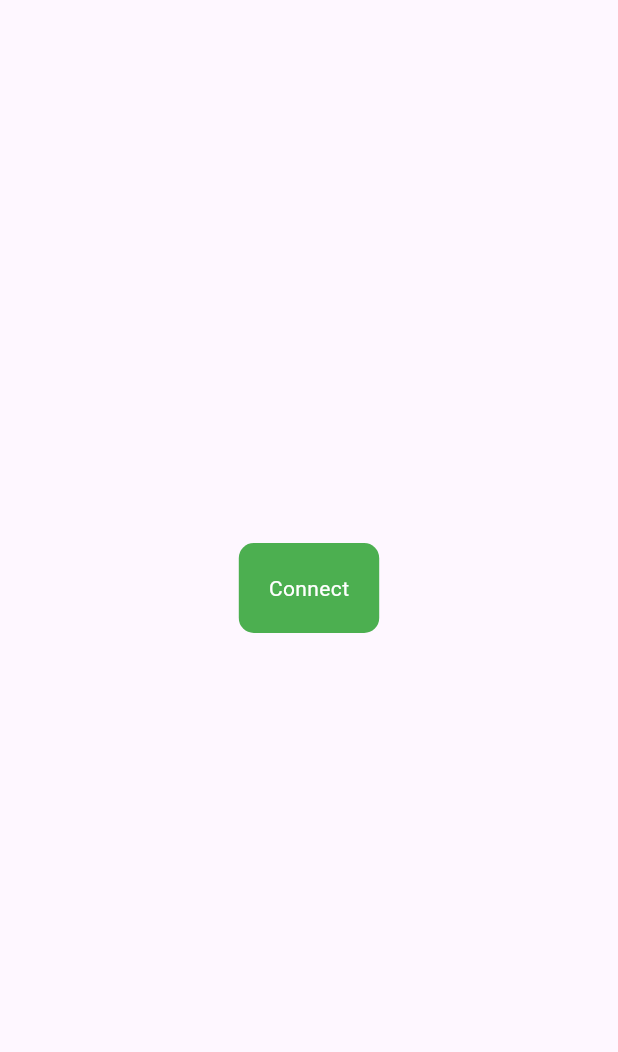
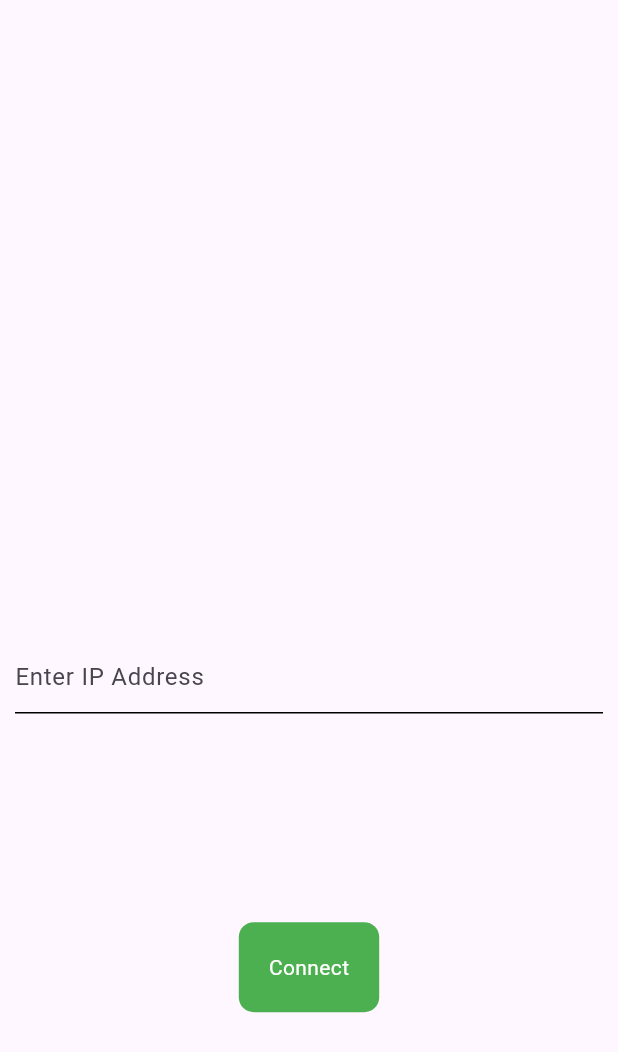
Before and after one commit to mohammedafreedps/Text-Transmitter, a Flutter app: the screen it shows after launch, on a phone screen of 412 x 824 dp. Shown: the top 1052 px of the screen. Run offline on Flutter 3.47's test engine with Material 3 defaults, Android fonts, the phone set to English and light mode, and no system bars; our stand-ins replace shared_preferences; missing offline and left inert: clipboard, clipboard_watcher, window_manager.

Commit message:
version one with logo and ui improvment android

```diff
--- /dev/null
+++ b/devtools_options.yaml
@@ -0,0 +1,3 @@
+description: This file stores settings for Dart & Flutter DevTools.
+documentation: https://docs.flutter.dev/tools/devtools/extensions#configure-extension-enablement-states
+extensions:
--- a/lib/screens/home_screen_android/home_screen_android.dart
+++ b/lib/screens/home_screen_android/home_screen_android.dart
@@ -1,8 +1,6 @@
 import 'package:flutter/material.dart';
 import 'package:provider/provider.dart';
-import 'package:texttransmitter/main.dart';
 import 'package:texttransmitter/providers/client_provider.dart';
-import 'package:texttransmitter/services/server.dart';
 import 'package:texttransmitter/widgets/app_button.dart';
 
 class HomwScreenAndroid extends StatelessWidget {
@@ -11,33 +9,80 @@ class HomwScreenAndroid extends StatelessWidget {
   @override
   Widget build(BuildContext context) {
     return Scaffold(
-      body: Center(
+      body: Padding(
+        padding: const EdgeInsets.all(10),
+        child: Center(
             child: Column(
-        mainAxisAlignment: MainAxisAlignment.center,
+          mainAxisAlignment: MainAxisAlignment.spaceEvenly,
           children: [
-          context.watch<ClientProvider>().isLoading ? const CircularProgressIndicator(color: Colors.black87,) :
-          context.watch<ClientProvider>().isConnectedToServer
-              ? AppButton(
+            context.watch<ClientProvider>().recivedText.isNotEmpty
+                ? SizedBox(height: 100,child: Text(context.watch<ClientProvider>().recivedText,overflow: TextOverflow.ellipsis,))
+                : const SizedBox(),
+            context.watch<ClientProvider>().errorMes.isNotEmpty
+                ? Text('Error: \n${context.watch<ClientProvider>().errorMes}')
+                : const SizedBox(),
+            !context.watch<ClientProvider>().isConnectedToServer ?  TextField(
+              controller: context.read<ClientProvider>().IPAddressController,
+              keyboardType: TextInputType.number,
+              cursorColor: Colors.black,
+              decoration: const InputDecoration(
+                  hintText: 'Enter IP Address',
+                  focusedBorder: UnderlineInputBorder(
+                      borderSide: BorderSide(color: Colors.black)),
+                  disabledBorder: UnderlineInputBorder(
+                      borderSide: BorderSide(color: Colors.black)),
+                  enabledBorder: UnderlineInputBorder(
+                      borderSide: BorderSide(color: Colors.black))),
+            ) :
+            TextField(
+              controller: context.read<ClientProvider>().clientMessageController,
+              cursorColor: Colors.black,
+              decoration: const InputDecoration(
+                  hintText: 'Enter Message',
+                  focusedBorder: UnderlineInputBorder(
+                      borderSide: BorderSide(color: Colors.black)),
+                  disabledBorder: UnderlineInputBorder(
+                      borderSide: BorderSide(color: Colors.black)),
+                  enabledBorder: UnderlineInputBorder(
+                      borderSide: BorderSide(color: Colors.black))),
+            )
+            ,
+            context.watch<ClientProvider>().isLoading
+                ? const CircularProgressIndicator(
+                    color: Colors.black87,
+                  )
+                : context.watch<ClientProvider>().isConnectedToServer
+                    ? Column(
+                      children: [
+                        AppButton(
+                            lable: 'Sent',
+                            backgroundColor: Colors.black87,
+                            onClick: () {
+                              context
+                                  .read<ClientProvider>()
+                                  .sentMessageToPc();
+                            }),
+                            SizedBox(height: 30,),
+                        AppButton(
                             lable: 'Disconnect',
                             backgroundColor: Colors.red,
                             onClick: () {
-                    context.read<ClientProvider>().onDisconnectFromServer();
-                  })
+                              context
+                                  .read<ClientProvider>()
+                                  .onDisconnectFromServer();
+                            }),
+                      ],
+                    )
                     : AppButton(
                         backgroundColor: Colors.green,
                         lable: 'Connect',
                         onClick: () {
-                    print('button clickeing');
                           context.read<ClientProvider>().onConnectToServer();
                         },
                       ),
-          context.watch<ClientProvider>().isConnectedToServer ? Text('Server Connected') : SizedBox(),
-          SizedBox(height: 40,),
-          context.watch<ClientProvider>().recivedText.isNotEmpty
-              ? SelectableText(context.watch<ClientProvider>().recivedText)
-              : const SizedBox()
           ],
         )),
+      ),
     );
   }
 }
--- a/lib/screens/home_screen_windows/home_screen_windows.dart
+++ b/lib/screens/home_screen_windows/home_screen_windows.dart
@@ -13,7 +13,9 @@ class HomeScreenWindows extends StatelessWidget {
   @override
   Widget build(BuildContext context) {
     return Scaffold(
-      body: Center(
+      body: Padding(
+        padding: const EdgeInsets.all(10),
+        child: Center(
           child: Column(
             mainAxisAlignment: MainAxisAlignment.center,
             children: [
@@ -48,6 +50,7 @@ class HomeScreenWindows extends StatelessWidget {
             ],
           ),
         ),
+      ),
     );
   }
 }
--- a/pubspec.yaml
+++ b/pubspec.yaml
@@ -40,6 +40,7 @@ dependencies:
   clipboard_watcher: ^0.3.0
   clipboard: ^0.1.3
   window_manager: ^0.4.3
+  shared_preferences: ^2.3.3
 
 dev_dependencies:
   flutter_test:
```
Also changed, not shown: lib/providers/client_provider.dart (+46 -8 lines), lib/services/clipboard_monitor.dart (+6 -2 lines), lib/services/server.dart (+8 -10 lines), lib/widgets/app_button.dart (line endings or trailing spaces), pubspec.lock, 13 other files. Lines whose indentation alone changed are shown as unchanged.
